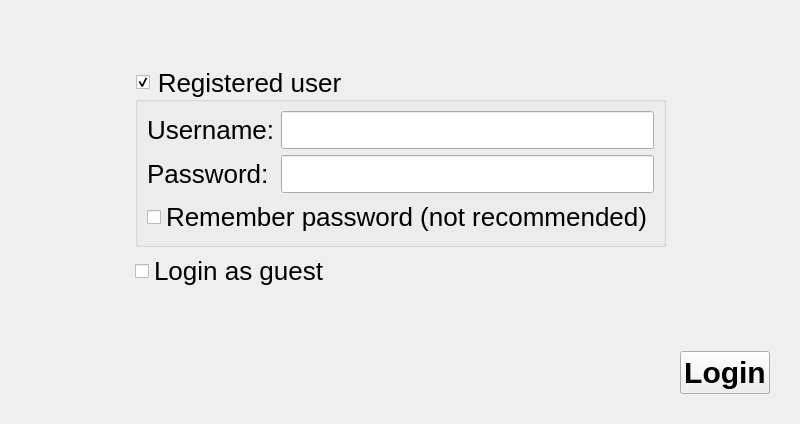
First picture: the form in src/gui/qt/gui_800x480/internetgamelogindialog_800x480.ui, repository pokerth/pokerth, before the edit.
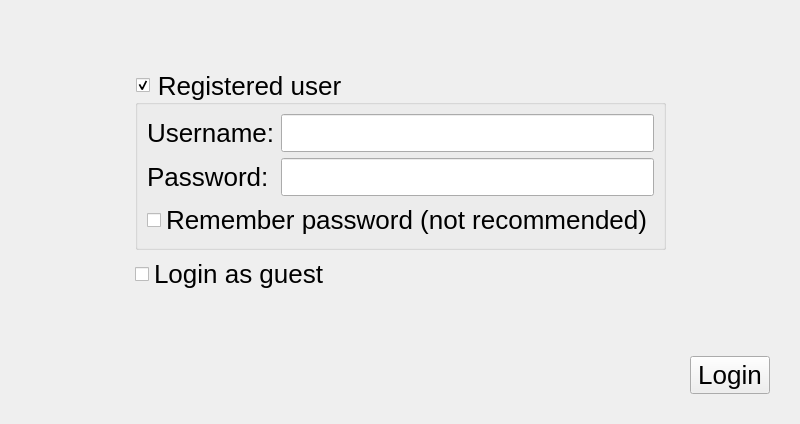
Second picture: the form after the edit. Icons and pictures are not drawn.

The edit to the form file:
```diff
--- a/src/gui/qt/gui_800x480/internetgamelogindialog_800x480.ui
+++ b/src/gui/qt/gui_800x480/internetgamelogindialog_800x480.ui
@@ -131,12 +131,19 @@
      </item>
      <item>
       <widget class="QPushButton" name="pushButton_login">
-       <property name="styleSheet">
-        <string notr="true">QObject {font: bold 30px}</string>
-       </property>
        <property name="text">
         <string>Login</string>
        </property>
+       <property name="icon">
+        <iconset resource="../resources/pokerth.qrc">
+         <normaloff>:/gfx/dialog_ok_apply.png</normaloff>:/gfx/dialog_ok_apply.png</iconset>
+       </property>
+       <property name="iconSize">
+        <size>
+         <width>24</width>
+         <height>24</height>
+        </size>
+       </property>
        <property name="autoDefault">
         <bool>false</bool>
        </property>
```
Left out of the diff: 4 changed lines with no effect on the pictures.
